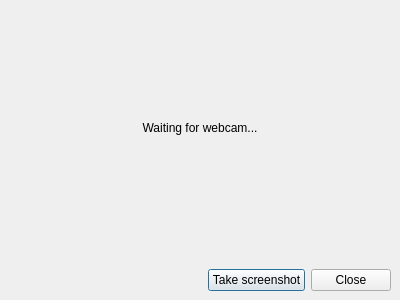
The window that webcamdialog.ui (Spark-NF/face-detector) describes before a commit, drawn with Qt 5.
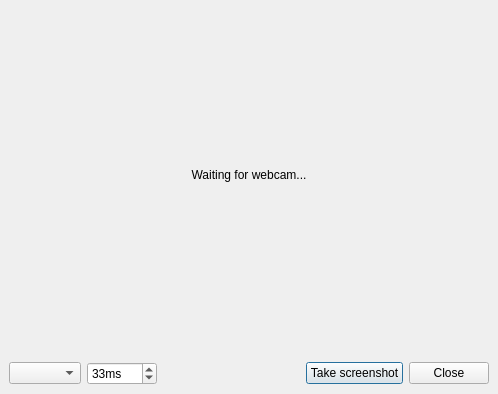
The same window after the commit.

Commit message: Add webcam selection field in case there is more than one webcam.

Diff of the .ui file:
```diff
--- a/webcamdialog.ui
+++ b/webcamdialog.ui
@@ -6,8 +6,8 @@
    <rect>
     <x>0</x>
     <y>0</y>
-    <width>400</width>
-    <height>300</height>
+    <width>498</width>
+    <height>394</height>
    </rect>
   </property>
   <property name="windowTitle">
@@ -47,6 +47,25 @@
      <property name="bottomMargin">
       <number>9</number>
      </property>
+     <item>
+      <widget class="QComboBox" name="comboWebcams"/>
+     </item>
+     <item>
+      <widget class="QSpinBox" name="spinInterval">
+       <property name="toolTip">
+        <string>Interval between two image updates. Defaults to 33ms (30 fps).</string>
+       </property>
+       <property name="suffix">
+        <string>ms</string>
+       </property>
+       <property name="maximum">
+        <number>5000</number>
+       </property>
+       <property name="value">
+        <number>33</number>
+       </property>
+      </widget>
+     </item>
      <item>
       <spacer name="horizontalSpacer">
        <property name="orientation">
```
Left out of the diff: 54 changed lines with no effect on the pictures. The commit also changes 2 other files.
